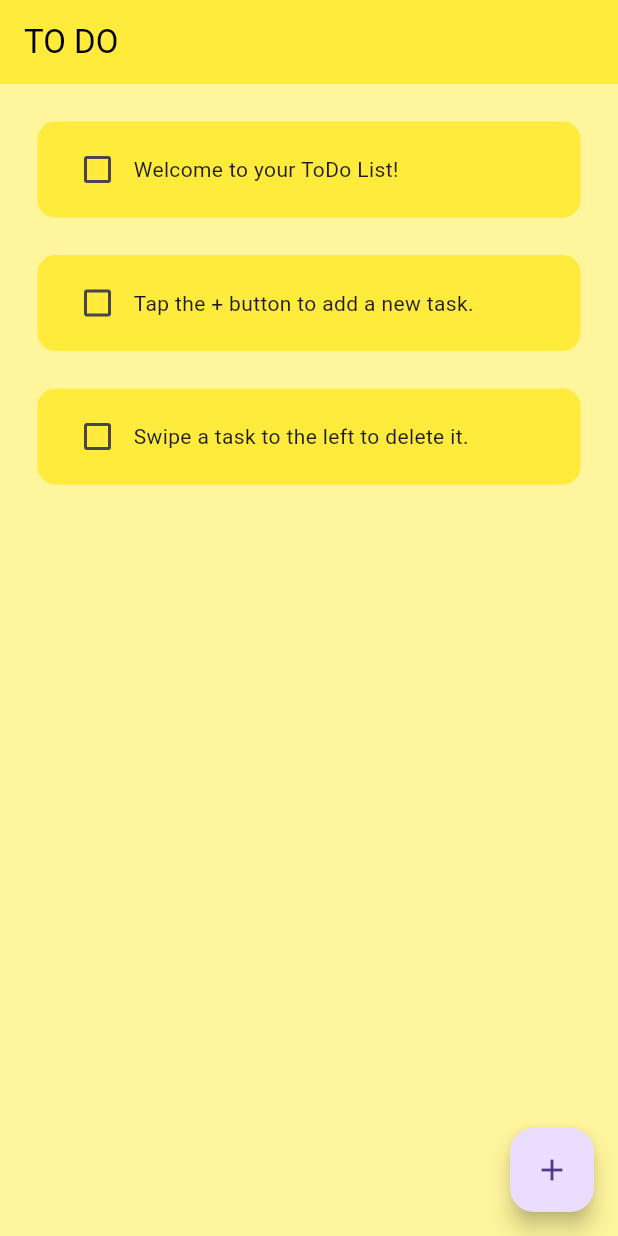
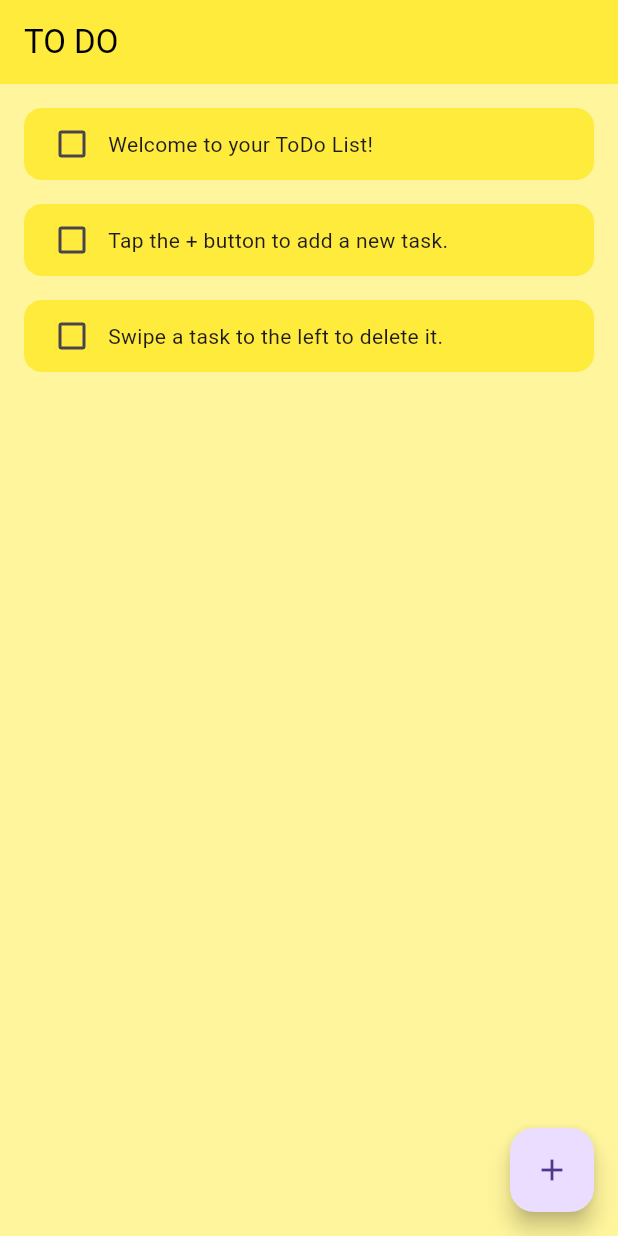
Before and after one commit to pieash9/todo-flutter, a Flutter app: the screen it shows after launch, on a phone screen of 412 x 824 dp. Run offline on Flutter 3.47's test engine with Material 3 defaults, Android fonts, the phone set to English and light mode, and no system bars; drawn by our look-alikes of flutter_slidable; our stand-ins replace hive_flutter; accounts and stored records are empty.

Commit message:
update logo and name

```diff
--- a/lib/util/todo_tile.dart
+++ b/lib/util/todo_tile.dart
@@ -18,7 +18,7 @@ class TodoTile extends StatelessWidget {
   @override
   Widget build(BuildContext context) {
     return Padding(
-      padding: const EdgeInsets.only(left: 25, right: 25, top: 25),
+      padding: const EdgeInsets.only(left: 16, right: 16, top: 16),
       child: Slidable(
         endActionPane: ActionPane(
           motion: StretchMotion(),
@@ -27,12 +27,12 @@ class TodoTile extends StatelessWidget {
               onPressed: deleteFunction,
               backgroundColor: Colors.red.shade300,
               borderRadius: BorderRadius.circular(12),
-              child: Icon(Icons.delete, size: 35, color: Colors.white),
+              child: Icon(Icons.delete, size: 24, color: Colors.white),
             ),
           ],
         ),
         child: Container(
-          padding: EdgeInsets.only(left: 16, right: 16 , top: 8, bottom: 8),
+          padding: EdgeInsets.only(left: 8, right: 8 , top: 0, bottom: 0),
           decoration: BoxDecoration(
             color: Colors.yellow,
             borderRadius: BorderRadius.circular(12),
```
Also changed, not shown: pubspec.yaml (+8 -0 lines), assets/icon/app_icon.png (added), pubspec.lock, 18 other files.
